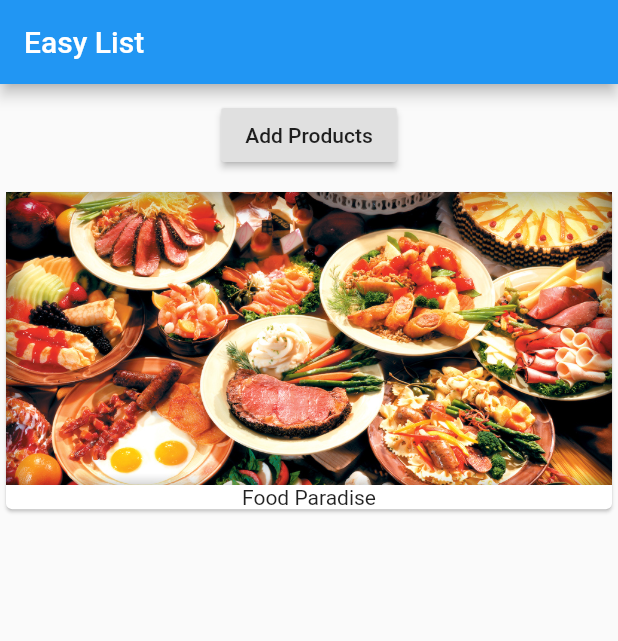
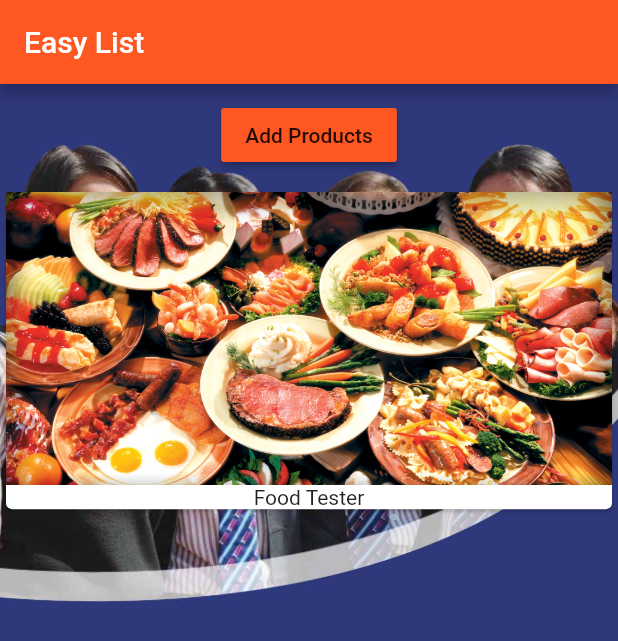
Before and after one commit to pkeshu/Flutter-Lession-part-1, a Flutter app: the screen it shows after launch, on a phone screen of 412 x 824 dp. Shown: the top 641 px of the screen. Run offline on Flutter 3.47's test engine with Material 2 defaults, Android fonts, the light colour scheme and no system bars.

Commit message:
Basic flutter app is completed.

```diff
--- a/lib/main.dart
+++ b/lib/main.dart
@@ -1,32 +1,34 @@
 import 'package:flutter/material.dart';
+import './product_manager.dart';
 
 void main() => runApp(MyApp());
 
 class MyApp extends StatelessWidget {
   @override
   Widget build(BuildContext context) {
+    var assetImage = new AssetImage("assets/loginback.jpg");
     return MaterialApp(
+      theme: ThemeData(
+          primarySwatch: Colors.deepOrange,
+          brightness: Brightness.light,
+          accentColor: Colors.deepPurple),
       home: Scaffold(
           appBar: AppBar(
             title: Text("Easy List"),
           ),
-          body: Column(
-            children: [
+          body: Stack(
+            children: <Widget>[
               Container(
-                margin: EdgeInsets.all(10.0),
-                child: RaisedButton(
-                  onPressed: () {},
-                  child: Text("Add Products"),
+                decoration: new BoxDecoration(
+                  image:
+                      new DecorationImage(image: assetImage, fit: BoxFit.cover),
                 ),
               ),
-              Card(
-                child: Column(
-                  children: <Widget>[
-                    Image.asset('assets/food.jpg'),
-                    Text("Food Paradise")
-                  ],
+              new Center(
+                child: ProductManager(
+                  startingProduct: "Food Tester",
                 ),
-              ),
+              )
             ],
           )),
     );
--- /dev/null
+++ b/lib/product_manager.dart
@@ -0,0 +1,41 @@
+import 'package:flutter/material.dart';
+import './products.dart';
+
+class ProductManager extends StatefulWidget {
+  final String startingProduct;
+  ProductManager({this.startingProduct="Sweets Tester"});
+  @override
+  State<StatefulWidget> createState() {
+    return _ProductManager();
+  }
+}
+
+class _ProductManager extends State<ProductManager> {
+  List<String> _products = [];
+  @override
+  void initState() {
+    _products.add(widget.startingProduct);
+    super.initState();
+  }
+
+  @override
+  Widget build(BuildContext context) {
+    return Column(
+      children: [
+        Container(
+          margin: EdgeInsets.all(10.0),
+          child: RaisedButton(
+            color: Theme.of(context).primaryColor,
+            onPressed: () {
+              setState(() {
+                _products.add("Advanced Food Tester");
+              });
+            },
+            child: Text("Add Products"),
+          ),
+        ),
+        Products(_products)
+      ],
+    );
+  }
+}
--- /dev/null
+++ b/lib/products.dart
@@ -0,0 +1,26 @@
+import 'package:flutter/material.dart';
+
+class Products extends StatelessWidget {
+  final List<String> products;
+  Products([this.products=const []]){
+    print("[Product Widget] constructor");
+  }
+  @override
+  Widget build(BuildContext context) {
+        print("[Product Widget] build");
+    return Column(
+      children: products
+          .map(
+            (element) => Card(
+                  child: Column(
+                    children: <Widget>[
+                      Image.asset('assets/food.jpg'),
+                      Text(element)
+                    ],
+                  ),
+                ),
+          )
+          .toList(),
+    );
+  }
+}
--- a/pubspec.yaml
+++ b/pubspec.yaml
@@ -43,6 +43,7 @@ flutter:
   # To add assets to your application, add an assets section, like this:
   assets:
    - assets/food.jpg
+   - assets/loginback.jpg
   #  - images/a_dot_ham.jpeg
 
   # An image asset can refer to one or more resolution-specific "variants", see
```
Also changed, not shown: assets/loginback.jpg (added).
